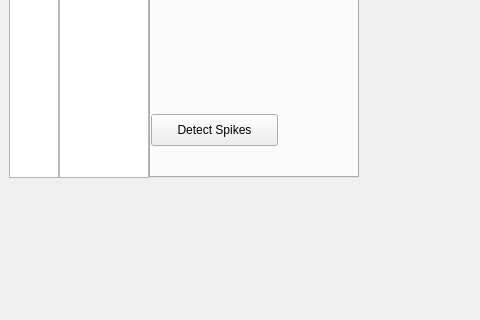
Old version of the form mainwindow.ui in the repository LeoJW/ampsorter; both pictures show x 0 to 480 and y 91 to 411 of the 976 by 673 pixel window.
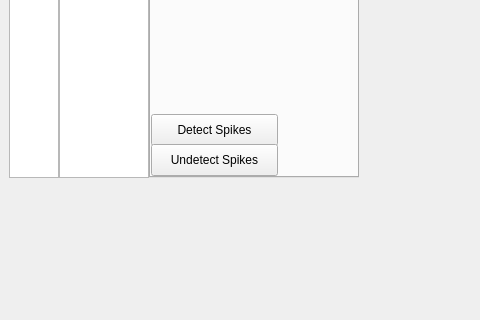
New version of the form. The open tabs and pages were chosen to show the change. Custom widgets are drawn as their Qt base class.

Commit message: undetect spikes functionality added

The edit to the form file:
```diff
--- a/mainwindow.ui
+++ b/mainwindow.ui
@@ -64,6 +64,19 @@
          <string>Detect Spikes</string>
         </property>
        </widget>
+       <widget class="QPushButton" name="undetectSpikesButton">
+        <property name="geometry">
+         <rect>
+          <x>0</x>
+          <y>200</y>
+          <width>127</width>
+          <height>32</height>
+         </rect>
+        </property>
+        <property name="text">
+         <string>Undetect Spikes</string>
+        </property>
+       </widget>
       </widget>
       <widget class="QWidget" name="tab_filter">
        <attribute name="title">
```
The commit also changes 2 other files.
